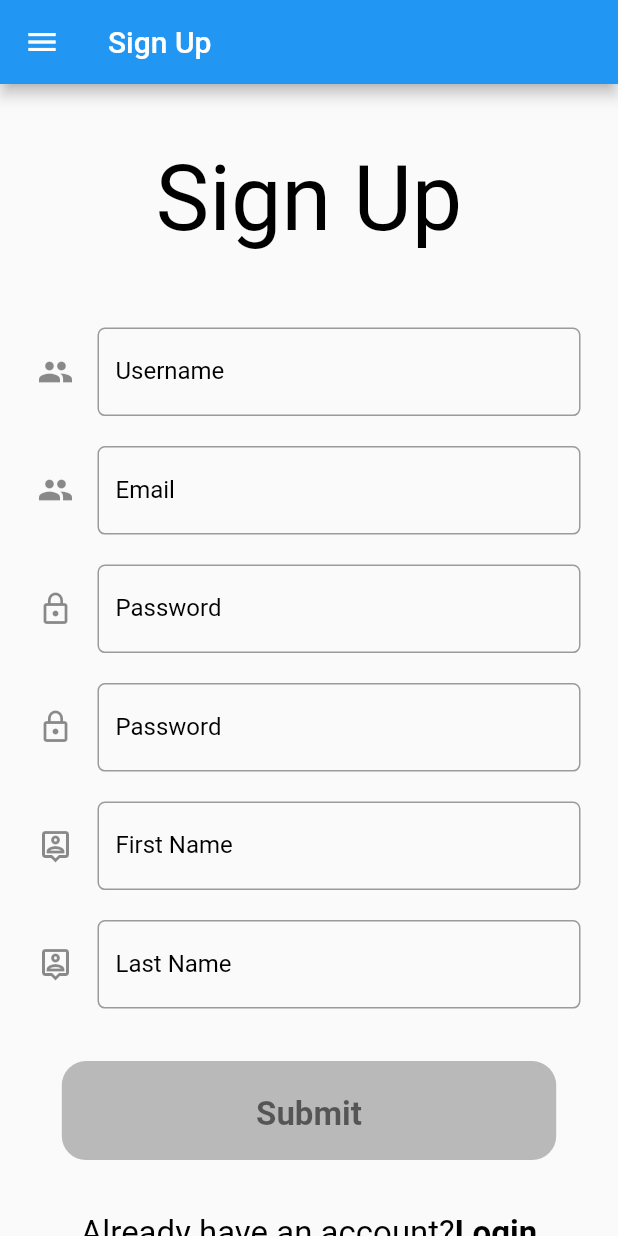
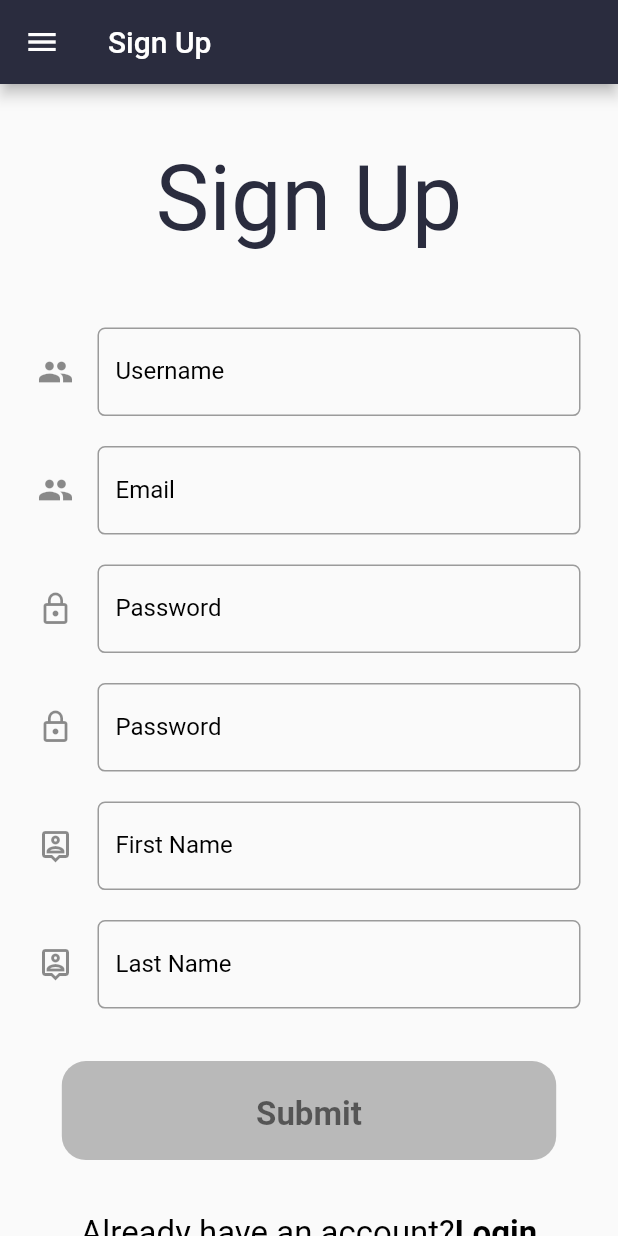
Before and after one commit to PBP-D11/proyek-akhir-semester, a Flutter app: the SignUpPage screen opened directly, on a phone screen of 412 x 824 dp. Run offline on Flutter 3.47's test engine with Material 2 defaults, Android fonts, the phone set to English and light mode, and no system bars; missing offline and left inert: pbp_django_auth.

Commit message:
Update style

```diff
--- a/lib/screens/login.dart
+++ b/lib/screens/login.dart
@@ -35,7 +35,7 @@ class _LoginPageState extends State<LoginPage> {
         child: Stack(
           children: [
             Scaffold(
-              appBar: AppBar(title: const Text("Login")),
+              appBar: AppBar(title: const Text("Login"), backgroundColor: const Color.fromRGBO(42, 44, 62, 1),),
               drawer: const DrawerComponents(currentPage: "Login"),
               body: Column(
                 children: [
@@ -44,7 +44,7 @@ class _LoginPageState extends State<LoginPage> {
                       child: Text(
                         'EV-ryday',
                         style: TextStyle(
-                            color: Colors.black,
+                            color: Color.fromRGBO(42, 44, 62, 1),
                             fontSize: 60,
                             fontWeight: FontWeight.bold),
                       ),
--- a/lib/screens/signup.dart
+++ b/lib/screens/signup.dart
@@ -117,7 +117,7 @@ class _SignUpPageState extends State<SignUpPage> {
       child: Stack(
         children: [
           Scaffold(
-            appBar: AppBar(title: const Text("Sign Up")),
+            appBar: AppBar(title: const Text("Sign Up"), backgroundColor: const Color.fromRGBO(42, 44, 62, 1),),
             drawer: const DrawerComponents(currentPage: "Sign Up"),
             body: SingleChildScrollView(
               child: Column(
@@ -130,7 +130,7 @@ class _SignUpPageState extends State<SignUpPage> {
                       Center(
                         child: Text('Sign Up',
                             style:
-                                TextStyle(fontSize: 60, color: Colors.black)),
+                                TextStyle(fontSize: 60, color: Color.fromRGBO(42, 44, 62, 1))),
                       ),
                     ],
                   ),
```
Also changed, not shown: 1 other file.
